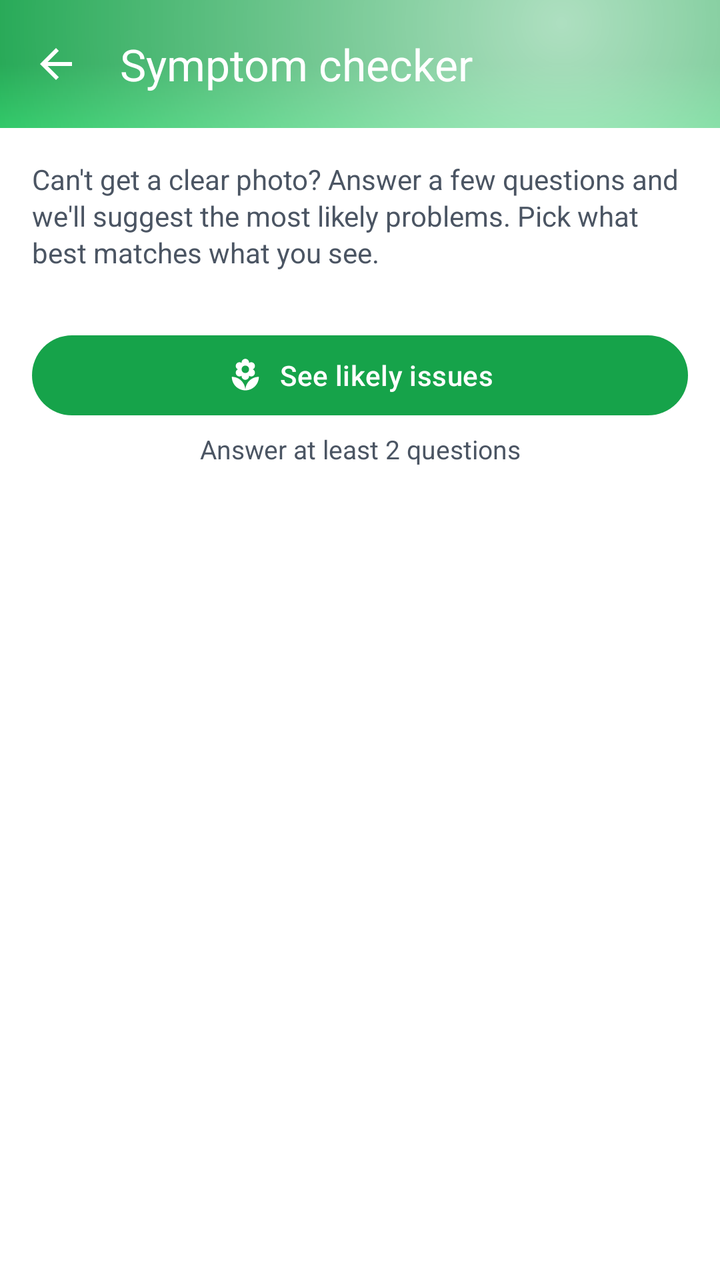
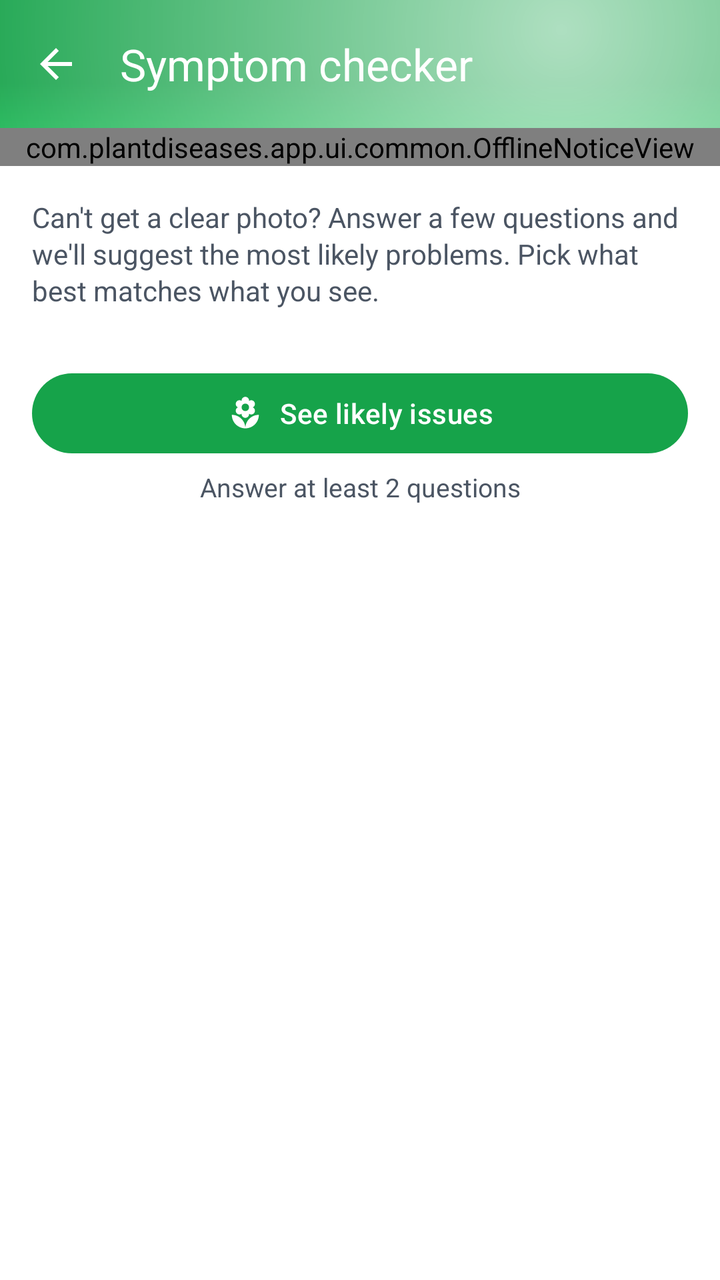

An Android layout rendered at two revisions. The XML below is the earlier revision; the diff shows what the commit changed to produce the second picture.
<!-- AndroidManifest.xml: application theme Theme.PlantDiseases -->
<!-- res/layout/activity_symptom_checker.xml -->
<?xml version="1.0" encoding="utf-8"?>
<androidx.coordinatorlayout.widget.CoordinatorLayout xmlns:android="http://schemas.android.com/apk/res/android"
    xmlns:app="http://schemas.android.com/apk/res-auto"
    xmlns:tools="http://schemas.android.com/tools"
    android:id="@+id/symptom_root"
    android:layout_width="match_parent"
    android:layout_height="match_parent"
    android:background="@color/background">

    <com.google.android.material.appbar.AppBarLayout
        android:id="@+id/symptom_app_bar"
        android:layout_width="match_parent"
        android:layout_height="wrap_content"
        android:background="@drawable/bg_toolbar_gradient"
        app:elevation="0dp">

        <com.google.android.material.appbar.MaterialToolbar
            android:id="@+id/symptom_toolbar"
            android:layout_width="match_parent"
            android:layout_height="64dp"
            app:navigationIcon="@drawable/ic_back"
            app:navigationIconTint="@color/toolbar_title"
            app:title="@string/symptom_checker_title"
            app:titleTextColor="@color/toolbar_title" />

    </com.google.android.material.appbar.AppBarLayout>

    <androidx.core.widget.NestedScrollView
        android:id="@+id/symptom_scroll"
        android:layout_width="match_parent"
        android:layout_height="match_parent"
        android:clipToPadding="false"
        app:layout_behavior="@string/appbar_scrolling_view_behavior">

        <LinearLayout
            android:layout_width="match_parent"
            android:layout_height="wrap_content"
            android:orientation="vertical"
            android:paddingHorizontal="@dimen/content_gutter"
            android:paddingTop="@dimen/space_lg"
            android:paddingBottom="@dimen/space_3xl">

            <TextView
                android:id="@+id/symptom_intro"
                android:layout_width="match_parent"
                android:layout_height="wrap_content"
                android:text="@string/symptom_intro"
                android:textColor="@color/on_surface_secondary"
                android:textSize="@dimen/text_body"
                android:lineSpacingExtra="2dp"
                android:layout_marginBottom="@dimen/space_md" />

            
            <LinearLayout
                android:id="@+id/symptom_questions"
                android:layout_width="match_parent"
                android:layout_height="wrap_content"
                android:orientation="vertical" />

            <com.google.android.material.button.MaterialButton
                android:id="@+id/symptom_submit"
                android:layout_width="match_parent"
                android:layout_height="wrap_content"
                android:layout_marginTop="@dimen/space_lg"
                android:text="@string/symptom_submit"
                android:enabled="false"
                app:icon="@drawable/ic_care"
                app:iconGravity="textStart" />

            <TextView
                android:id="@+id/symptom_hint"
                android:layout_width="match_parent"
                android:layout_height="wrap_content"
                android:layout_marginTop="@dimen/space_xs"
                android:text="@string/symptom_need_more"
                android:textColor="@color/on_surface_secondary"
                android:textSize="@dimen/text_body_sm"
                android:gravity="center" />

            <ProgressBar
                android:id="@+id/symptom_progress"
                android:layout_width="wrap_content"
                android:layout_height="wrap_content"
                android:layout_gravity="center_horizontal"
                android:layout_marginTop="@dimen/space_lg"
                android:visibility="gone" />

            
            <LinearLayout
                android:id="@+id/symptom_results"
                android:layout_width="match_parent"
                android:layout_height="wrap_content"
                android:orientation="vertical"
                android:visibility="gone" />

        </LinearLayout>

    </androidx.core.widget.NestedScrollView>

</androidx.coordinatorlayout.widget.CoordinatorLayout>
<!-- resources referenced by this layout -->
<resources>
  <color name="background">#FFFFFF</color>
  <color name="on_surface_secondary">#4B5563</color>
  <color name="toolbar_title">#FFFFFF</color>
  <dimen name="content_gutter">16dp</dimen>
  <dimen name="space_3xl">32dp</dimen>
  <dimen name="space_lg">16dp</dimen>
  <dimen name="space_md">12dp</dimen>
  <dimen name="space_xs">4dp</dimen>
  <dimen name="text_body">14sp</dimen>
  <dimen name="text_body_sm">13sp</dimen>
  <!-- drawable ic_back (drawable) -->
  <vector xmlns:android="http://schemas.android.com/apk/res/android" android:width="24dp" android:height="24dp" android:viewportWidth="24" android:viewportHeight="24">
      <path android:fillColor="#000000" android:pathData="M20,11H7.83l5.59,-5.59L12,4l-8,8 8,8 1.41,-1.41L7.83,13H20v-2z"/>
  </vector>
  <string name="symptom_checker_title">Symptom checker</string>
  <string name="symptom_intro">Can\'t get a clear photo? Answer a few questions and we\'ll suggest the most likely problems. Pick what best matches what you see.</string>
  <string name="symptom_need_more">Answer at least 2 questions</string>
  <string name="symptom_submit">See likely issues</string>
  <color name="toolbar_top">#16A34A</color>
  <color name="gradient_mid">#16A34A</color>
  <color name="toolbar_bottom">#22C55E</color>
  <color name="glass_white_soft">#A6FFFFFF</color>
  <color name="primary">#16A34A</color>
  <color name="primary_dark">#15803D</color>
  <color name="on_primary">#FFFFFF</color>
  <color name="primary_light">#DCFCE7</color>
  <color name="secondary">#4ADE80</color>
  <color name="on_secondary">#052E16</color>
  <color name="surface">#FFFFFF</color>
  <color name="surface_variant">#F0FDF4</color>
  <color name="on_surface">#052E16</color>
  <color name="surface_container_low">#F4FBF6</color>
  <color name="surface_container">#ECF7F0</color>
  <style name="App.Button.Filled" parent="Widget.Material3.Button">
          <item name="backgroundTint">@color/primary</item>
          <item name="android:textColor">@color/on_primary</item>
          <item name="rippleColor">@color/primary_dark</item>
          <item name="shapeAppearanceOverlay">@style/ShapeAppearance.App.Button</item>
          <item name="android:minHeight">48dp</item>
          <item name="android:paddingHorizontal">@dimen/space_2xl</item>
          <item name="android:textSize">@dimen/text_body</item>
          <item name="android:fontFamily">sans-serif-medium</item>
          <item name="android:letterSpacing">0.01</item>
          <item name="iconTint">@color/on_primary</item>
          <item name="elevation">0dp</item>
      </style>
  <style name="App.FAB" parent="Widget.Material3.FloatingActionButton.Primary">
          <item name="backgroundTint">@color/primary</item>
          <item name="tint">@color/on_primary</item>
          <item name="rippleColor">@color/primary_dark</item>
          <item name="elevation">6dp</item>
          <item name="hoveredFocusedTranslationZ">8dp</item>
          <item name="pressedTranslationZ">10dp</item>
      </style>
  <style name="App.FAB.Extended" parent="Widget.Material3.ExtendedFloatingActionButton.Primary">
          <item name="backgroundTint">@color/primary</item>
          <item name="iconTint">@color/on_primary</item>
          <item name="android:textColor">@color/on_primary</item>
          <item name="rippleColor">@color/primary_dark</item>
          <item name="elevation">6dp</item>
          <item name="android:fontFamily">sans-serif-medium</item>
          <item name="android:letterSpacing">0.02</item>
      </style>
  <style name="ShapeAppearance.App.Button" parent="ShapeAppearance.Material3.Corner.Large">
          <item name="cornerSize">24dp</item>
      </style>
  <dimen name="space_2xl">24dp</dimen>
  <!-- unchanged entries left out for length: 3 -->
</resources>

<!-- the commit's change to res/layout/activity_symptom_checker.xml (unified diff, before → after) -->
@@ -22,6 +22,13 @@
             app:navigationIconTint="@color/toolbar_title"
             app:title="@string/symptom_checker_title"
             app:titleTextColor="@color/toolbar_title" />
+
+        
+        <com.plantdiseases.app.ui.common.OfflineNoticeView
+            android:id="@+id/offline_notice"
+            android:layout_width="match_parent"
+            android:layout_height="wrap_content"
+            android:text="@string/offline_notice_needs_connection" />
 
     </com.google.android.material.appbar.AppBarLayout>
 
<!-- resource entries referenced after the edit -->
@@ -14,6 +14,7 @@
   <vector xmlns:android="http://schemas.android.com/apk/res/android" android:width="24dp" android:height="24dp" android:viewportWidth="24" android:viewportHeight="24">
       <path android:fillColor="#000000" android:pathData="M20,11H7.83l5.59,-5.59L12,4l-8,8 8,8 1.41,-1.41L7.83,13H20v-2z"/>
   </vector>
+  <string name="offline_notice_needs_connection">Offline — this needs a connection</string>
   <string name="symptom_checker_title">Symptom checker</string>
   <string name="symptom_intro">Can\'t get a clear photo? Answer a few questions and we\'ll suggest the most likely problems. Pick what best matches what you see.</string>
   <string name="symptom_need_more">Answer at least 2 questions</string>
